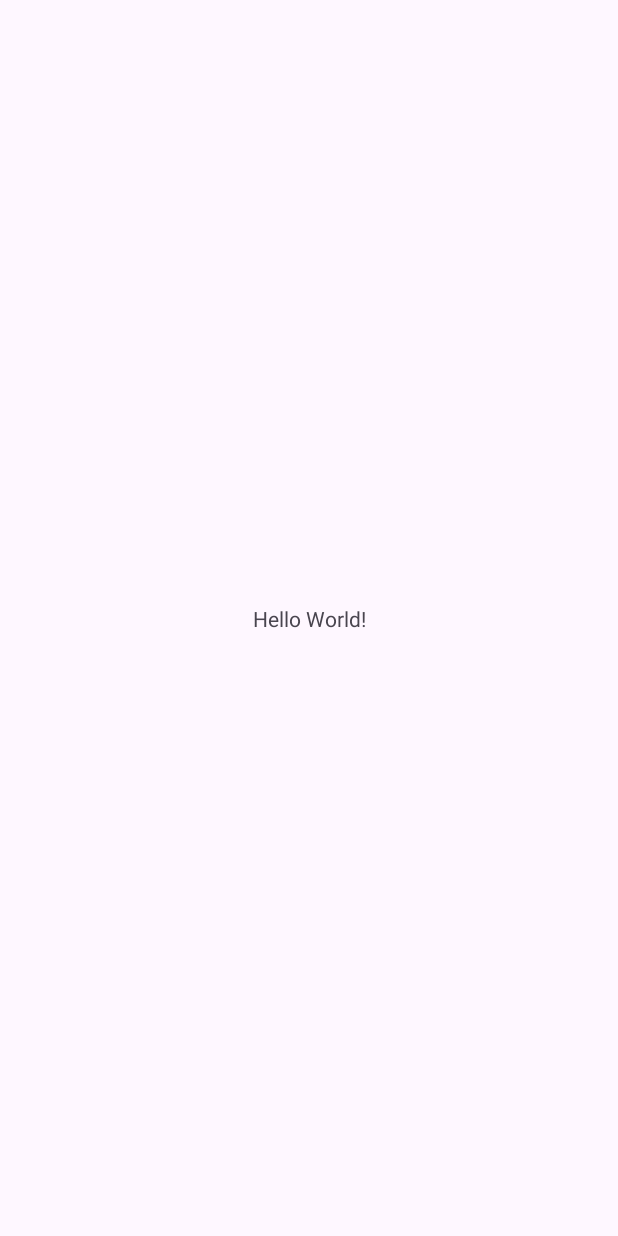
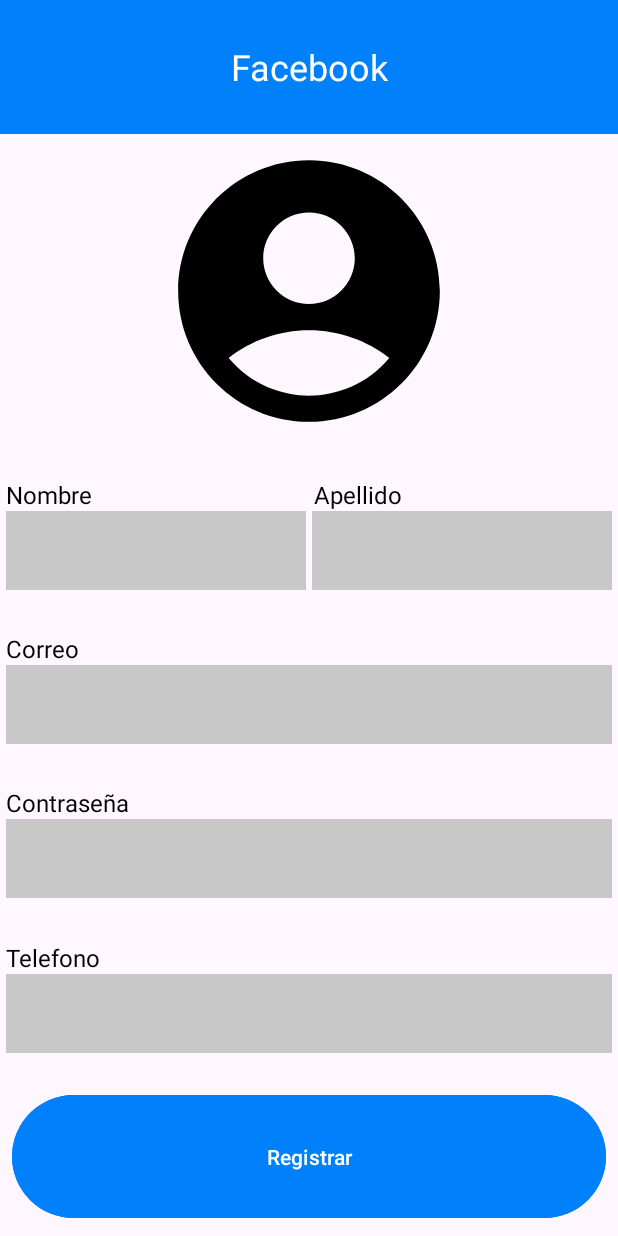
Before and after one commit to martinsama97/Layouts_217384, an Android app: the screen it shows after launch (MainActivity), on a phone screen of 412 x 824 dp. Before the commit the screen is almost empty. Run offline under Robolectric (Android 15) with nearby library versions, the phone set to English and light mode, and no system bars.

Commit message:
Primera pantalla completa

```diff
--- /dev/null
+++ b/app/src/main/res/drawable/baseline_account_box.xml
@@ -0,0 +1,5 @@
+<vector android:height="128dp" android:tint="#000000"
+    android:viewportHeight="24" android:viewportWidth="24"
+    android:width="128dp" xmlns:android="http://schemas.android.com/apk/res/android">
+    <path android:fillColor="@android:color/white" android:pathData="M19,3H5C3.9,3 3,3.9 3,5v14c0,1.1 0.9,2 2,2h14c1.1,0 2,-0.9 2,-2V5C21,3.9 20.1,3 19,3zM12,6c1.93,0 3.5,1.57 3.5,3.5c0,1.93 -1.57,3.5 -3.5,3.5s-3.5,-1.57 -3.5,-3.5C8.5,7.57 10.07,6 12,6zM19,19H5v-0.23c0,-0.62 0.28,-1.2 0.76,-1.58C7.47,15.82 9.64,15 12,15s4.53,0.82 6.24,2.19c0.48,0.38 0.76,0.97 0.76,1.58V19z"/>
+</vector>
--- /dev/null
+++ b/app/src/main/res/drawable/baseline_account_circle.xml
@@ -0,0 +1,5 @@
+<vector android:height="128dp" android:tint="#000000"
+    android:viewportHeight="24" android:viewportWidth="24"
+    android:width="128dp" xmlns:android="http://schemas.android.com/apk/res/android">
+    <path android:fillColor="@android:color/white" android:pathData="M12,2C6.48,2 2,6.48 2,12s4.48,10 10,10s10,-4.48 10,-10S17.52,2 12,2zM12,6c1.93,0 3.5,1.57 3.5,3.5S13.93,13 12,13s-3.5,-1.57 -3.5,-3.5S10.07,6 12,6zM12,20c-2.03,0 -4.43,-0.82 -6.14,-2.88C7.55,15.8 9.68,15 12,15s4.45,0.8 6.14,2.12C16.43,19.18 14.03,20 12,20z"/>
+</vector>
--- a/app/src/main/res/layout/activity_main.xml
+++ b/app/src/main/res/layout/activity_main.xml
@@ -1,18 +1,165 @@
 <?xml version="1.0" encoding="utf-8"?>
-<androidx.constraintlayout.widget.ConstraintLayout xmlns:android="http://schemas.android.com/apk/res/android"
+<LinearLayout xmlns:android="http://schemas.android.com/apk/res/android"
     xmlns:app="http://schemas.android.com/apk/res-auto"
     xmlns:tools="http://schemas.android.com/tools"
     android:layout_width="match_parent"
     android:layout_height="match_parent"
+    android:orientation="vertical"
     tools:context=".MainActivity">
 
     <TextView
-        android:layout_width="wrap_content"
+        android:layout_width="match_parent"
         android:layout_height="wrap_content"
-        android:text="Hello World!"
-        app:layout_constraintBottom_toBottomOf="parent"
-        app:layout_constraintEnd_toEndOf="parent"
-        app:layout_constraintStart_toStartOf="parent"
-        app:layout_constraintTop_toTopOf="parent" />
+        android:text="@string/titulo"
+        android:background="@color/blue"
+        android:textColor="@color/white"
+        android:textSize="24sp"
+        android:textAlignment="center"
+        android:padding="8dp"
+        android:layout_weight="2"
+        android:gravity="center"
+        />
 
-</androidx.constraintlayout.widget.ConstraintLayout>
+    <ImageView
+        android:layout_width="match_parent"
+        android:layout_height="wrap_content"
+        android:src="@drawable/baseline_account_circle"
+        android:layout_weight="4"
+        />
+
+    <LinearLayout
+        android:layout_width="match_parent"
+        android:layout_height="wrap_content"
+        android:orientation="horizontal"
+        android:layout_weight="1">
+
+        <TextView
+            android:layout_width="wrap_content"
+            android:layout_height="wrap_content"
+            android:layout_weight="1"
+            android:text="Nombre"
+            android:textSize="16sp"
+            android:layout_marginLeft="4dp"
+            android:textColor="@color/black"
+            android:layout_gravity="bottom"
+            />
+
+        <TextView
+            android:layout_width="wrap_content"
+            android:layout_height="wrap_content"
+            android:layout_weight="1"
+            android:text="Apellido"
+            android:textSize="16sp"
+            android:layout_marginLeft="4dp"
+            android:textColor="@color/black"
+            android:layout_gravity="bottom"
+            />
+
+    </LinearLayout>
+
+    <LinearLayout
+        android:layout_width="match_parent"
+        android:layout_height="wrap_content"
+        android:orientation="horizontal"
+        android:layout_weight="1.5">
+
+        <EditText
+            android:layout_width="wrap_content"
+            android:layout_height="match_parent"
+            android:layout_weight="1"
+            android:layout_marginLeft="4dp"
+            android:textSize="16sp"
+            android:background="@color/grey"
+            />
+
+        <EditText
+            android:layout_width="wrap_content"
+            android:layout_height="match_parent"
+            android:layout_weight="1"
+            android:layout_marginLeft="4dp"
+            android:layout_marginRight="4dp"
+            android:textSize="16sp"
+            android:background="@color/grey"
+            />
+
+    </LinearLayout>
+
+    <TextView
+        android:layout_width="match_parent"
+        android:layout_height="wrap_content"
+        android:text="Correo"
+        android:textSize="16sp"
+        android:layout_marginLeft="4dp"
+        android:layout_marginTop="8dp"
+        android:textColor="@color/black"
+        android:layout_weight="1"
+        android:gravity="bottom"
+        />
+
+    <EditText
+        android:layout_width="match_parent"
+        android:layout_height="wrap_content"
+        android:layout_marginLeft="4dp"
+        android:textSize="16sp"
+        android:background="@color/grey"
+        android:layout_weight="1.5"
+        android:layout_marginRight="4dp"
+        />
+
+    <TextView
+        android:layout_width="match_parent"
+        android:layout_height="wrap_content"
+        android:text="Contraseña"
+        android:textSize="16sp"
+        android:layout_marginLeft="4dp"
+        android:layout_marginTop="8dp"
+        android:textColor="@color/black"
+        android:layout_weight="1"
+        android:gravity="bottom"
+        />
+
+    <EditText
+        android:layout_width="match_parent"
+        android:layout_height="wrap_content"
+        android:layout_marginLeft="4dp"
+        android:textSize="16sp"
+        android:background="@color/grey"
+        android:layout_weight="1.5"
+        android:layout_marginRight="4dp"
+        />
+
+    <TextView
+        android:layout_width="match_parent"
+        android:layout_height="wrap_content"
+        android:text="Telefono"
+        android:textSize="16sp"
+        android:layout_marginLeft="4dp"
+        android:layout_marginTop="8dp"
+        android:textColor="@color/black"
+        android:layout_weight="1"
+        android:gravity="bottom"
+        />
+
+    <EditText
+        android:layout_width="match_parent"
+        android:layout_height="wrap_content"
+        android:layout_marginLeft="4dp"
+        android:textSize="16sp"
+        android:background="@color/grey"
+        android:layout_weight="1.5"
+        android:layout_marginBottom="16dp"
+        android:layout_marginRight="4dp"
+        />
+
+    <Button
+        android:layout_width="match_parent"
+        android:layout_height="wrap_content"
+        android:text="Registrar"
+        android:layout_margin="8dp"
+        android:backgroundTint="@color/blue"
+        android:layout_weight="2"
+        />
+
+
+
+</LinearLayout>
--- a/app/src/main/res/values/colors.xml
+++ b/app/src/main/res/values/colors.xml
@@ -2,4 +2,6 @@
 <resources>
     <color name="black">#FF000000</color>
     <color name="white">#FFFFFFFF</color>
+    <color name="blue">#0081FB</color>
+    <color name="grey">#c8c8c8</color>
 </resources>
--- a/app/src/main/res/values/strings.xml
+++ b/app/src/main/res/values/strings.xml
@@ -1,3 +1,4 @@
 <resources>
     <string name="app_name">Layouts</string>
+    <string name="titulo">Facebook</string>
 </resources>
```
